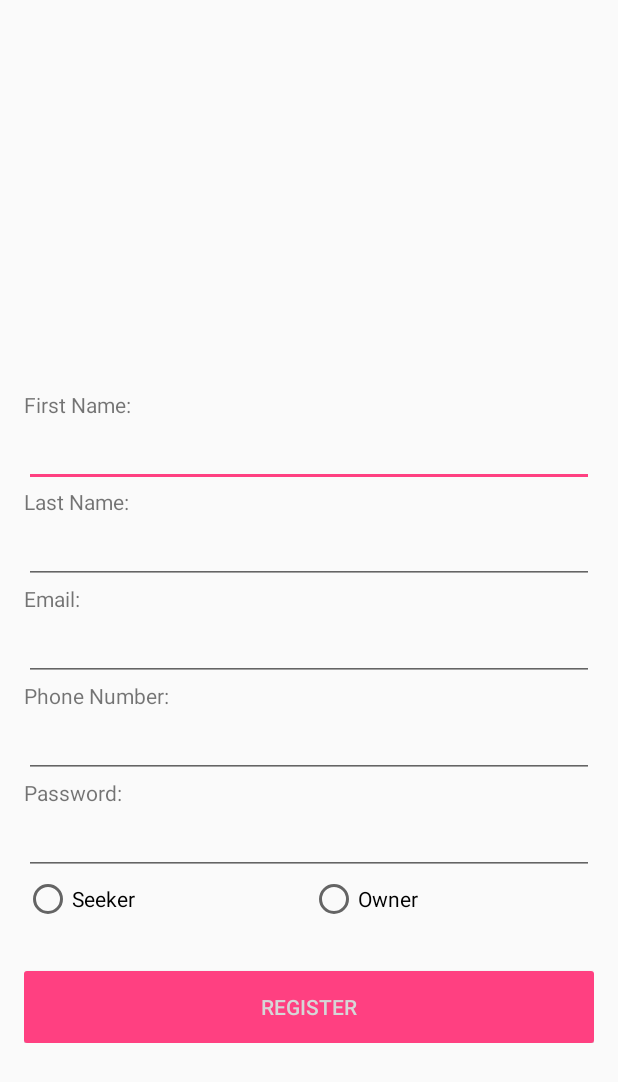
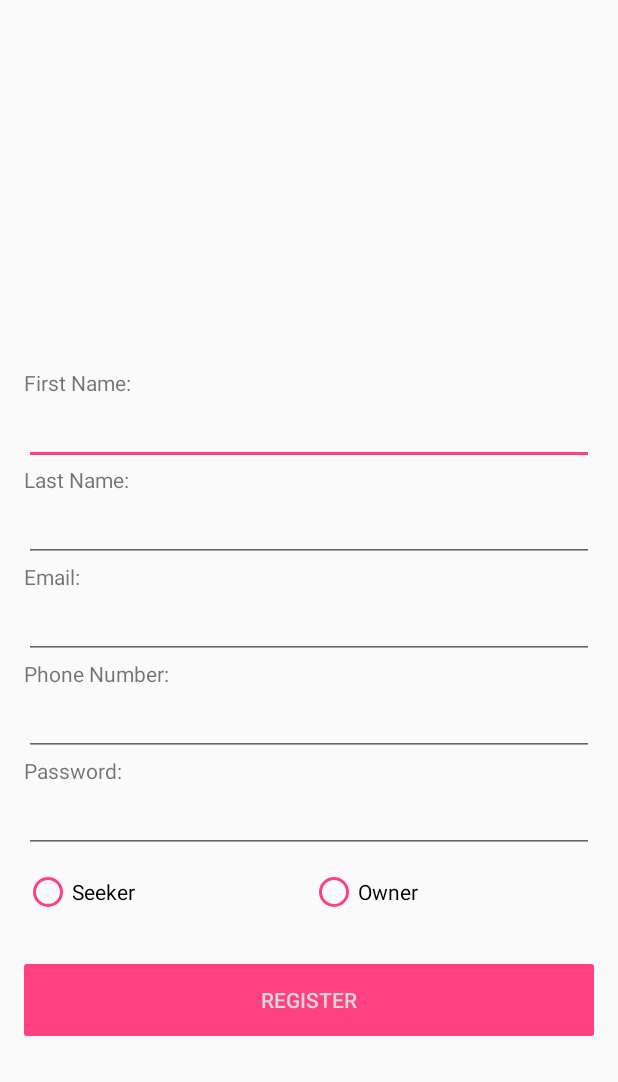
Before and after one commit to cherriewang/cs310-parkhere, an Android app: the SignupActivity screen opened directly, with no data from a screen before it, on a phone screen of 412 x 824 dp. Shown: the top 1082 px of the screen. Run offline under Robolectric (Android 15) with nearby library versions, the phone set to English and light mode, and no system bars; our stand-ins replace Firebase (no records; nobody signed in at launch, a user with empty details on screens opened directly); libraries missing offline, so code that uses them is left out: com.facebook.drawee, com.nguyenhoanglam.imagepicker; plain views replace SimpleDraweeView; 2 statements that could not run were skipped.

Commit message:
updated activity signup layout by changing radio button colors

```diff
--- a/ParkHere/app/src/main/res/layout/activity_signup.xml
+++ b/ParkHere/app/src/main/res/layout/activity_signup.xml
@@ -19,8 +19,8 @@
 
         <com.facebook.drawee.view.SimpleDraweeView
             android:id="@+id/userProfPicView"
-            android:layout_width="100dp"
-            android:layout_height="100dp"
+            android:layout_width="80dp"
+            android:layout_height="80dp"
             android:layout_gravity="center_horizontal"
             fresco:placeholderImageScaleType="centerCrop"
             fresco:placeholderImage="@drawable/placeholder_prof_pic"
@@ -91,20 +91,24 @@
             android:inputType="textPassword"
             android:ems="10"
             android:id="@+id/editTextPass" />
+
         <RadioGroup
             android:layout_width="fill_parent"
             android:layout_height="wrap_content"
+            android:layout_marginTop="10dp"
             android:orientation="horizontal">
             <RadioButton android:id="@+id/radio_seeker"
                 android:layout_width="wrap_content"
                 android:layout_height="wrap_content"
                 android:text="@string/seeker"
                 android:onClick="onRadioButtonClicked"
+                android:buttonTint="@color/colorAccent"
                 android:layout_weight="1"/>
             <RadioButton android:id="@+id/radio_owner"
                 android:layout_width="wrap_content"
                 android:layout_height="wrap_content"
                 android:text="@string/owner"
+                android:buttonTint="@color/colorAccent"
                 android:onClick="onRadioButtonClicked"
                 android:layout_weight="1"/>
         </RadioGroup>
```
